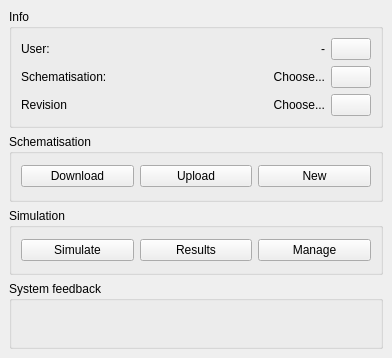
Before: the Qt Designer form threedi_models_simulations/widgets/dock.ui in nens/threedi-models-simulations, drawn with Qt 5.
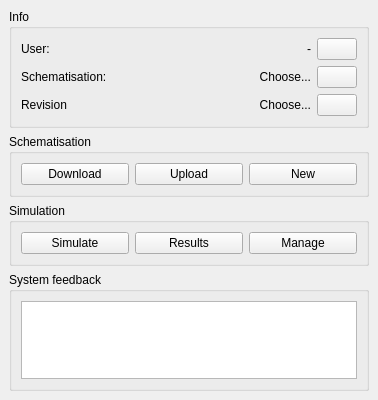
After: the same form once the commit is applied. Custom widgets are drawn as their Qt base class.

Diff of the .ui file:
```diff
--- a/threedi_models_simulations/widgets/dock.ui
+++ b/threedi_models_simulations/widgets/dock.ui
@@ -6,8 +6,8 @@
    <rect>
     <x>0</x>
     <y>0</y>
-    <width>392</width>
-    <height>358</height>
+    <width>378</width>
+    <height>400</height>
    </rect>
   </property>
   <property name="windowTitle">
@@ -179,6 +179,11 @@
       <property name="title">
        <string>System feedback</string>
       </property>
+      <layout class="QGridLayout" name="gridLayout_2">
+       <item row="0" column="0">
+        <widget class="QListView" name="lv_log"/>
+       </item>
+      </layout>
      </widget>
     </item>
    </layout>
```
